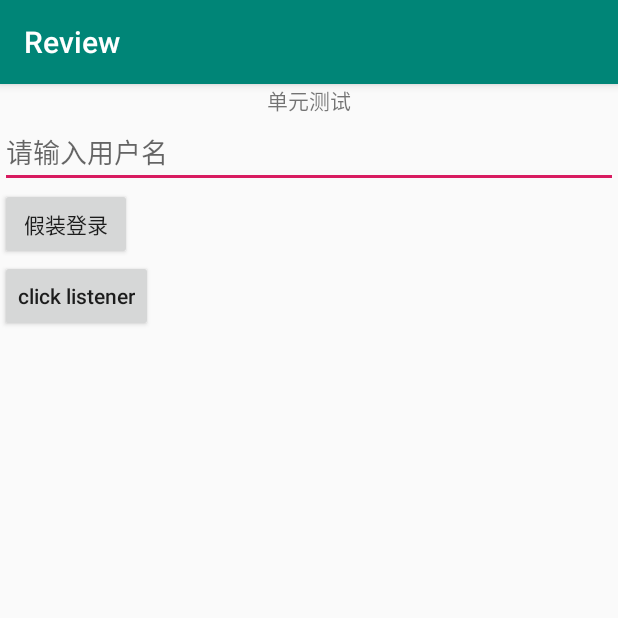
After one commit to yanftch/review, an Android app: the UnitTestDemoActivity screen opened directly, with no data from a screen before it, on a phone screen of 412 x 824 dp, the top half of it. The commit adds this screen. Run offline under Robolectric (Android 15) with nearby library versions, the phone set to English and light mode, and no system bars; 1 statement that could not run was skipped.

Commit message:
添加 MVP 模式测试类

```diff
--- a/app/src/main/AndroidManifest.xml
+++ b/app/src/main/AndroidManifest.xml
@@ -15,7 +15,8 @@
             android:supportsRtl="true"
             android:theme="@style/AppTheme"
             tools:ignore="GoogleAppIndexingWarning">
-        <activity android:name=".android.pages.PopupWindowActivity"></activity>
+        <activity android:name=".android.unit_test.UnitTestDemoActivity"></activity>
+        <activity android:name=".android.pages.PopupWindowActivity" />
         <activity android:name=".rxjava.RxJavaMainActivity" />
         <activity android:name=".android.pages.BitmapActivity" />
         <activity android:name=".android.pages.AnimationActivity" />
--- /dev/null
+++ b/app/src/main/java/com/yanftch/review/android/base/BasePresenter.kt
@@ -0,0 +1,14 @@
+package com.yanftch.review.android.base
+
+/**
+ *
+ * User : yanftch
+ * Date : 2020-01-29
+ * Time : 20:55
+ * Desc : presenter 抽象类
+ */
+interface BasePresenter {
+    fun onStart()
+    fun onStop()
+    fun onDestroy()
+}
--- /dev/null
+++ b/app/src/main/java/com/yanftch/review/android/base/BaseView.kt
@@ -0,0 +1,12 @@
+package com.yanftch.review.android.base
+
+/**
+ *
+ * User : yanftch
+ * Date : 2020-01-29
+ * Time : 20:57
+ * Desc : base view
+ */
+interface BaseView<T> {
+    fun setPresenter(presenter: T)
+}
--- /dev/null
+++ b/app/src/main/java/com/yanftch/review/android/unit_test/UnitTestContract.kt
@@ -0,0 +1,26 @@
+package com.yanftch.review.android.unit_test
+
+import com.yanftch.review.android.base.BasePresenter
+import com.yanftch.review.android.base.BaseView
+
+/**
+ *
+ * User : yanftch
+ * Date : 2020-01-29
+ * Time : 21:03
+ * Desc :
+ */
+interface UnitTestContract {
+
+    // view 层
+    interface View : BaseView<Presenter> {
+        fun onLoginSucceed(message: Any)
+        fun onLoginError(errorMsg: Any)
+    }
+
+    // Presenter 层
+    interface Presenter : BasePresenter {
+        fun login(name: String, pwd: String)
+        fun register(name: String, pwd: String)
+    }
+}
--- /dev/null
+++ b/app/src/main/java/com/yanftch/review/android/unit_test/UnitTestDemoActivity.kt
@@ -0,0 +1,81 @@
+package com.yanftch.review.android.unit_test
+
+import android.os.Bundle
+import android.text.TextUtils
+import android.util.Log
+import android.view.View
+import android.widget.Button
+import androidx.appcompat.app.AppCompatActivity
+import com.yanftch.review.R
+import kotlinx.android.synthetic.main.activity_unit_test_demo.*
+import org.jetbrains.anko.find
+import org.jetbrains.anko.sdk15.listeners.onClick
+import org.jetbrains.anko.toast
+import kotlin.random.Random
+
+/**
+ * Author : yanftch
+ * Date   : 2020-01-29
+ * Time   : 12:32
+ * Desc   : 练习单元测试
+ */
+class UnitTestDemoActivity : AppCompatActivity(), UnitTestContract.View {
+    private lateinit var mPresenter: UnitTestContract.Presenter
+
+    private lateinit var btnClick: Button
+
+    override fun onCreate(savedInstanceState: Bundle?) {
+        super.onCreate(savedInstanceState)
+        setContentView(R.layout.activity_unit_test_demo)
+        mPresenter = UnitTestPresenter(this)
+        click()
+        btnClick = find(R.id.btn_listener)
+        btnClick.setOnClickListener{
+            val clickListener = TestClickListener()
+            clickListener.onClick(null)
+        }
+
+    }
+
+    override fun onResume() {
+        super.onResume()
+        mPresenter.onStart()
+    }
+
+    private fun click() {
+        btn_login.onClick {
+            val name = et_name.text.toString()
+            if (TextUtils.isEmpty(name)) {
+                toast("请输入用户名")
+                return@onClick
+            }
+
+            mPresenter.login(name, "$name-${Random(10).nextInt()}")
+//            Runnable {
+//                Thread.sleep(6000)
+//                toast("123")
+//            }.run()
+        }
+    }
+
+    override fun onLoginSucceed(message: Any) {
+        Log.e("debug_UnitTestDemoActivity", "onLoginSucceed: message=======>$message")
+        toast(message.toString())
+    }
+
+    override fun onLoginError(errorMsg: Any) {
+        Log.e("debug_UnitTestDemoActivity", "onLoginError: message=======>$errorMsg")
+        toast(errorMsg.toString())
+    }
+
+    override fun setPresenter(presenter: UnitTestContract.Presenter) {
+        mPresenter = presenter
+    }
+}
+
+class TestClickListener: View.OnClickListener {
+    override fun onClick(v: View?) {
+        Log.e("debug_TestClickListener", "onClick: TestClickListener 引入形式66666666")
+    }
+
+}
--- /dev/null
+++ b/app/src/main/java/com/yanftch/review/android/unit_test/UnitTestPresenter.kt
@@ -0,0 +1,44 @@
+package com.yanftch.review.android.unit_test
+
+/**
+ *
+ * User : yanftch
+ * Date : 2020-01-29
+ * Time : 21:08
+ * Desc :
+ */
+class UnitTestPresenter(val view: UnitTestContract.View) : UnitTestContract.Presenter {
+    private var mView: UnitTestContract.View = view
+
+    init {
+        mView.setPresenter(this)
+    }
+
+    override fun login(name: String, pwd: String) {
+        Runnable {
+            Thread.sleep(5000)
+            if (name == "aaa") {
+                mView.onLoginSucceed("login success...name=$name, pwd=$pwd")
+            } else {
+                mView.onLoginError("login error...name=$name")
+            }
+        }.run()
+    }
+
+    override fun register(name: String, pwd: String) {
+        Runnable {
+            Thread.sleep(5000)
+            mView.onLoginError("注册失败...")
+        }.run()
+    }
+
+    override fun onStart() {
+    }
+
+    override fun onStop() {
+    }
+
+    override fun onDestroy() {
+    }
+
+}
--- /dev/null
+++ b/app/src/main/res/layout/activity_unit_test_demo.xml
@@ -0,0 +1,45 @@
+<?xml version="1.0" encoding="utf-8"?>
+<androidx.constraintlayout.widget.ConstraintLayout xmlns:android="http://schemas.android.com/apk/res/android"
+        xmlns:app="http://schemas.android.com/apk/res-auto"
+        xmlns:tools="http://schemas.android.com/tools"
+        android:layout_width="match_parent"
+        android:layout_height="match_parent"
+        tools:context="com.yanftch.review.android.unit_test.UnitTestDemoActivity">
+
+
+    <TextView
+            android:id="@+id/tv_title"
+            android:layout_width="match_parent"
+            android:layout_height="wrap_content"
+            android:gravity="center"
+            android:text="单元测试"
+            app:layout_constraintLeft_toLeftOf="parent"
+            app:layout_constraintRight_toRightOf="parent"
+            app:layout_constraintTop_toTopOf="parent" />
+
+    <EditText
+            android:id="@+id/et_name"
+            android:layout_width="match_parent"
+            android:layout_height="wrap_content"
+            android:hint="请输入用户名"
+            app:layout_constraintLeft_toLeftOf="parent"
+            app:layout_constraintRight_toRightOf="parent"
+            app:layout_constraintTop_toBottomOf="@id/tv_title" />
+
+    <Button
+            android:id="@+id/btn_login"
+            android:layout_width="wrap_content"
+            android:layout_height="wrap_content"
+            android:text="假装登录"
+            app:layout_constraintLeft_toLeftOf="parent"
+            app:layout_constraintTop_toBottomOf="@id/et_name" />
+
+    <Button
+            android:id="@+id/btn_listener"
+            android:layout_width="wrap_content"
+            android:layout_height="wrap_content"
+            android:text="click listener"
+            android:textAllCaps="false"
+            app:layout_constraintLeft_toLeftOf="parent"
+            app:layout_constraintTop_toBottomOf="@id/btn_login" />
+</androidx.constraintlayout.widget.ConstraintLayout>
```
Also changed, not shown: app/src/main/java/com/yanftch/review/MainActivity.kt (+30 -19 lines), app/src/main/java/com/yanftch/review/kotlinbasic/Kt.kt (+68 -0 lines), 1 other file.
